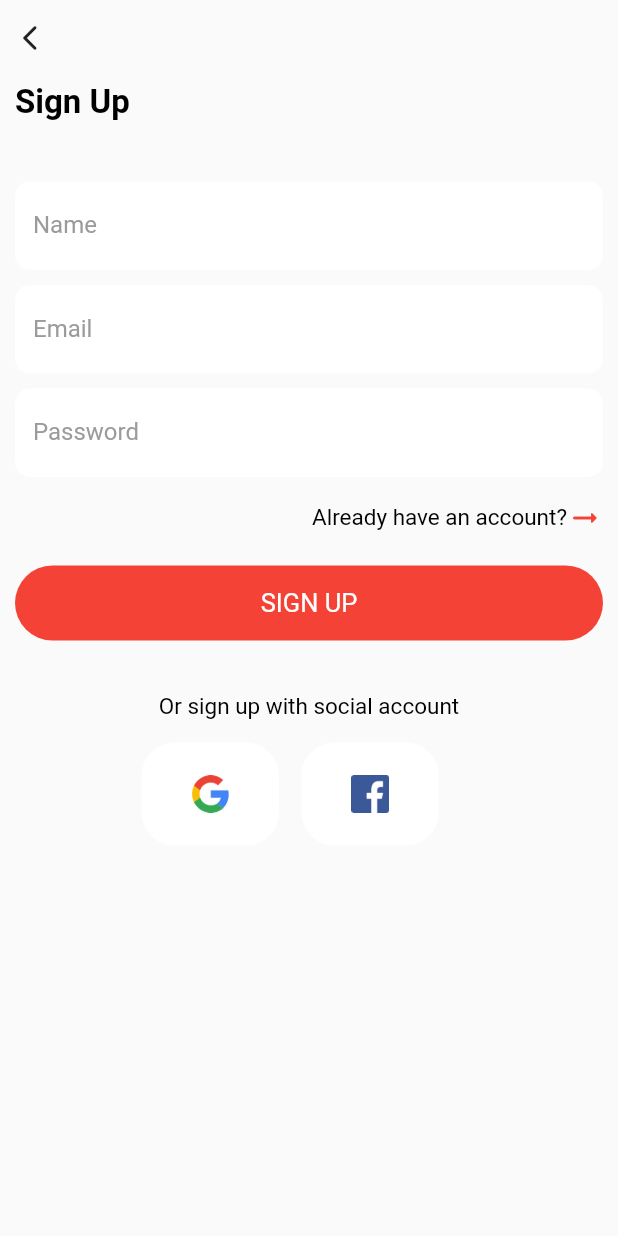
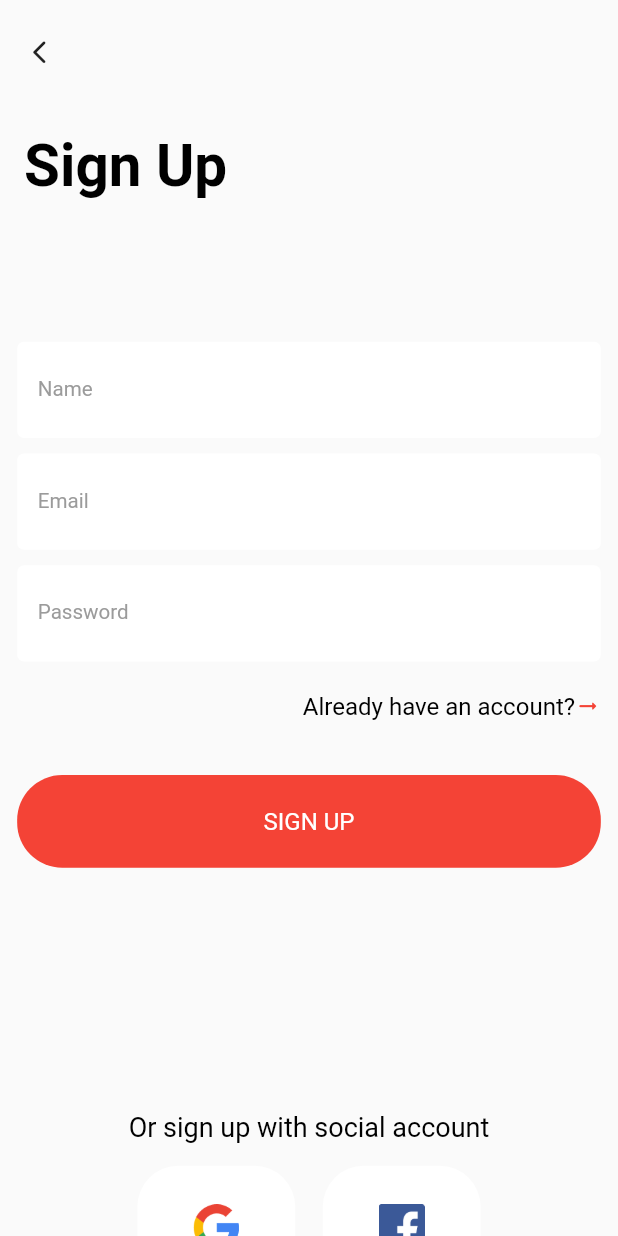
Before and after one commit to yasirbscs2020/e_commerce_app_fashion_sale, a Flutter app: the SignUpPage screen opened by its route, on a phone screen of 412 x 824 dp. Run offline on Flutter 3.47's test engine with Material 2 defaults, Android fonts, the phone set to English and light mode, and no system bars; our stand-ins replace flutter_screenutil.

Commit message:
sign up complete with utils package

```diff
--- a/lib/main.dart
+++ b/lib/main.dart
@@ -1,5 +1,6 @@
 import 'package:e_commerce_app_fashion_sale/core/route/routes.dart';
 import 'package:flutter/material.dart';
+import 'package:flutter_screenutil/flutter_screenutil.dart';
 
 void main() {
   runApp(const MyApp());
@@ -9,6 +10,9 @@ class MyApp extends StatelessWidget {
   const MyApp({super.key});
   @override
   Widget build(BuildContext context) {
+    return ScreenUtilInit(
+      designSize: const Size(360, 640),
+      builder: (context, child) {
         return MaterialApp(
           routes: getAppRoutes(),
           debugShowCheckedModeBanner: false,
@@ -21,5 +25,7 @@ class MyApp extends StatelessWidget {
             return handleOnGenerateRoute(settings);
           },
         );
+      },
+    );
   }
 }
--- a/lib/ui/Home/home_screen.dart
+++ b/lib/ui/Home/home_screen.dart
@@ -18,7 +18,6 @@ class HomePage extends StatelessWidget {
           const Text("Home Page"),
           CmsPrimaryButton(
             text: "LOGIN",
-            widthDivisionValue: 1,
             color: ColorPathConstants.redColor,
             textStyle: CmsTextStyle.getCustomTextStyle(
               color: ColorPathConstants.whiteColor,
--- a/lib/ui/anonymous/forgot_password.dart
+++ b/lib/ui/anonymous/forgot_password.dart
@@ -44,7 +44,6 @@ class ForgotPasswordPage extends StatelessWidget {
                     cmsSizedBox(height: 50),
                     CmsPrimaryButton(
                       text: "SEND",
-                      widthDivisionValue: 1,
                       color: ColorPathConstants.redColor,
                       textStyle: CmsTextStyle.getCustomTextStyle(
                         color: ColorPathConstants.whiteColor,
--- a/lib/ui/anonymous/login/login_screen.dart
+++ b/lib/ui/anonymous/login/login_screen.dart
@@ -1,7 +1,6 @@
 import 'package:e_commerce_app_fashion_sale/constants/colors.dart';
 import 'package:e_commerce_app_fashion_sale/constants/consts_image_paths.dart';
 import 'package:e_commerce_app_fashion_sale/core/route/routes_names.dart';
-import 'package:e_commerce_app_fashion_sale/ui/anonymous/forgot_password.dart';
 import 'package:e_commerce_app_fashion_sale/ui/anonymous/widget/container_with_icon_widget.dart';
 import 'package:e_commerce_app_fashion_sale/widgets/common/buttons/back_button.dart';
 import 'package:e_commerce_app_fashion_sale/widgets/common/buttons/cms_primary_button.dart';
@@ -69,7 +68,6 @@ class LoginPage extends StatelessWidget {
                   cmsSizedBox(height: 20),
                   CmsPrimaryButton(
                     text: "LOGIN",
-                    widthDivisionValue: 1,
                     color: ColorPathConstants.redColor,
                     textStyle: CmsTextStyle.getCustomTextStyle(
                       color: ColorPathConstants.whiteColor,
@@ -82,7 +80,6 @@ class LoginPage extends StatelessWidget {
                   cmsSizedBox(height: 15),
                   CmsPrimaryButton(
                     text: "Sing Up",
-                    widthDivisionValue: 1,
                     color: ColorPathConstants.redColor,
                     textStyle: CmsTextStyle.getCustomTextStyle(
                       color: ColorPathConstants.whiteColor,
--- a/lib/ui/anonymous/sign_up/sign_up_screen.dart
+++ b/lib/ui/anonymous/sign_up/sign_up_screen.dart
@@ -9,6 +9,7 @@ import 'package:e_commerce_app_fashion_sale/widgets/common/text_styles/cms_text_
 import 'package:e_commerce_app_fashion_sale/widgets/common/textboxes/cms_primary_text_box.dart';
 import 'package:e_commerce_app_fashion_sale/widgets/widgets/sized_box.dart';
 import 'package:flutter/material.dart';
+import 'package:flutter_screenutil/flutter_screenutil.dart';
 
 class SignUpPage extends StatelessWidget {
   const SignUpPage({Key? key}) : super(key: key);
@@ -22,33 +23,32 @@ class SignUpPage extends StatelessWidget {
             mainAxisAlignment: MainAxisAlignment.start,
             crossAxisAlignment: CrossAxisAlignment.start,
             children: [
-              cmsSizedBox(height: 15),
+              cmsSizedBox(height: 20.h),
               const CmsBackButton(),
               Padding(
-                padding: const EdgeInsets.only(
-                    left: 10, top: 20, bottom: 30, right: 10),
+                padding: EdgeInsets.only(
+                    left: 14.w, top: 34.h, bottom: 73.h, right: 14.h),
                 child: Text(
                   "Sign Up",
                   style: CmsTextStyle.getCustomTextStyle(
-                      fontSize: 22, fontWeight: FontWeight.bold),
+                      fontSize: 34.sp, fontWeight: FontWeight.bold),
                 ),
               ),
-              cmsSizedBox(),
               Form(
                 child: Padding(
                   padding:
-                      const EdgeInsets.only(left: 10, right: 10, bottom: 20),
+                      EdgeInsets.only(left: 10.w, right: 10.w, bottom: 20.h),
                   child: Column(
                     children: [
                       const CmsTextBoxWidget(
                           hintText: "name", labelText: "Name"),
-                      cmsSizedBox(),
+                      cmsSizedBox(height: 8.h),
                       const CmsTextBoxWidget(
                           hintText: "email", labelText: "Email"),
-                      cmsSizedBox(),
+                      cmsSizedBox(height: 8.h),
                       const CmsTextBoxWidget(
                           hintText: "password", labelText: "Password"),
-                      cmsSizedBox(height: 15),
+                      cmsSizedBox(height: 16.h),
                       GestureDetector(
                         onTap: () {
                           Navigator.pushNamed(context, RoutesName.login,
@@ -59,42 +59,44 @@ class SignUpPage extends StatelessWidget {
                           children: [
                             Text(
                               "Already have an account?",
-                              style:
-                                  CmsTextStyle.getCustomTextStyle(fontSize: 15),
+                              style: CmsTextStyle.getCustomTextStyle(
+                                  fontSize: 14.sp),
                             ),
-                            const Icon(
+                            Icon(
                               Icons.arrow_right_alt_rounded,
                               color: ColorPathConstants.redColor,
+                              size: 15.r,
                             ),
                           ],
                         ),
                       ),
-                      cmsSizedBox(height: 20),
+                      cmsSizedBox(height: 28.h),
                       CmsPrimaryButton(
+                        height: 48.h,
+                        width: 343.w,
                         text: "SIGN UP",
-                        widthDivisionValue: 1,
                         color: ColorPathConstants.redColor,
                         textStyle: CmsTextStyle.getCustomTextStyle(
                           color: ColorPathConstants.whiteColor,
-                          fontSize: 17,
+                          fontSize: 14.sp,
                         ),
                         onButtonPressed: () {},
                       ),
-                      cmsSizedBox(height: 35),
+                      cmsSizedBox(height: 126.h),
                       Text(
                         "Or sign up with social account",
-                        style: CmsTextStyle.getCustomTextStyle(fontSize: 15),
+                        style: CmsTextStyle.getCustomTextStyle(fontSize: 14.h),
                       ),
-                      cmsSizedBox(height: 15),
+                      cmsSizedBox(height: 12.h),
                       Row(
                         mainAxisAlignment: MainAxisAlignment.center,
                         children: [
                           const ContainerWithIcon(
                               imagePath: ImagePathConstants.googleIconPath),
-                          cmsSizedBox(width: 15),
+                          cmsSizedBox(width: 16.w),
                           const ContainerWithIcon(
                               imagePath: ImagePathConstants.faceBookIconPath),
-                          cmsSizedBox(width: 25),
+                          cmsSizedBox(height: 40.h),
                         ],
                       )
                     ],
--- a/lib/ui/anonymous/widget/container_with_icon_widget.dart
+++ b/lib/ui/anonymous/widget/container_with_icon_widget.dart
@@ -1,6 +1,6 @@
 import 'package:e_commerce_app_fashion_sale/constants/colors.dart';
-import 'package:e_commerce_app_fashion_sale/widgets/common/csm_base_widget.dart';
 import 'package:flutter/material.dart';
+import 'package:flutter_screenutil/flutter_screenutil.dart';
 
 class ContainerWithIcon extends StatelessWidget {
   const ContainerWithIcon({required this.imagePath, super.key});
@@ -8,19 +8,15 @@ class ContainerWithIcon extends StatelessWidget {
 
   @override
   Widget build(BuildContext context) {
-    return CmsBaseWidget(
-      builder: (context, sizingInformation) {
-        return Container(
-          height: sizingInformation.screenSize.width / 6,
-          width: sizingInformation.screenSize.width / 4.5,
-          decoration: BoxDecoration(
-              color: ColorPathConstants.whiteColor,
-              borderRadius: BorderRadius.circular(22)),
-          child: Center(
-            child: Image.asset(imagePath, height: 25),
-          ),
-        );
-      },
+    return Container(
+      height: 64.h,
+      width: 92.w,
+      decoration: BoxDecoration(
+          color: ColorPathConstants.whiteColor,
+          borderRadius: BorderRadius.circular(24.r)),
+      child: Center(
+        child: Image.asset(imagePath, height: 24.h),
+      ),
     );
   }
 }
--- a/lib/ui/common/visual_search/visual_search_screen.dart
+++ b/lib/ui/common/visual_search/visual_search_screen.dart
@@ -65,7 +65,6 @@ class VisualSearchPage extends StatelessWidget {
                             cmsSizedBox(height: 20),
                             CmsPrimaryButton(
                               text: "TAKE A PHOTO",
-                              widthDivisionValue: 1,
                               color: ColorPathConstants.redColor,
                               textStyle: CmsTextStyle.getCustomTextStyle(
                                 color: ColorPathConstants.whiteColor,
--- a/lib/widgets/common/buttons/back_button.dart
+++ b/lib/widgets/common/buttons/back_button.dart
@@ -1,4 +1,5 @@
 import 'package:flutter/material.dart';
+import 'package:flutter_screenutil/flutter_screenutil.dart';
 
 class CmsBackButton extends StatelessWidget {
   const CmsBackButton({Key? key}) : super(key: key);
@@ -6,12 +7,12 @@ class CmsBackButton extends StatelessWidget {
   @override
   Widget build(BuildContext context) {
     return Padding(
-      padding: const EdgeInsets.only(left: 10, right: 10),
+      padding: EdgeInsets.only(left: 15.w, right: 10.w),
       child: InkWell(
         onTap: () {
           Navigator.pop(context);
         },
-        child: const Icon(Icons.arrow_back_ios_new_rounded, size: 20),
+        child: Icon(Icons.arrow_back_ios_new_rounded, size: 16.r),
       ),
     );
   }
--- a/lib/widgets/common/buttons/cms_primary_button.dart
+++ b/lib/widgets/common/buttons/cms_primary_button.dart
@@ -1,32 +1,28 @@
-import 'package:e_commerce_app_fashion_sale/widgets/common/csm_base_widget.dart';
 import 'package:flutter/material.dart';
 
 class CmsPrimaryButton extends StatelessWidget {
   const CmsPrimaryButton(
       {required this.text,
-      required this.widthDivisionValue,
+      this.width,
       this.color,
       required this.textStyle,
-      this.height = 50,
+      this.height,
       this.onButtonPressed,
       Key? key})
       : super(key: key);
   final String text;
-  final double widthDivisionValue;
+  final double? width;
   final Function()? onButtonPressed;
   final Color? color;
-  final double height;
+  final double? height;
 
   final TextStyle textStyle;
   @override
   Widget build(BuildContext context) {
-    return CmsBaseWidget(
-      builder: (context, sizingInformation) {
     return InkWell(
       onTap: onButtonPressed,
       child: SizedBox(
         height: height,
-            width: sizingInformation.screenSize.width / widthDivisionValue,
         child: Material(
           borderRadius: BorderRadius.circular(30),
           color: color,
@@ -43,7 +39,5 @@ class CmsPrimaryButton extends StatelessWidget {
         ),
       ),
     );
-      },
-    );
   }
 }
--- a/lib/widgets/common/textboxes/cms_primary_text_box.dart
+++ b/lib/widgets/common/textboxes/cms_primary_text_box.dart
@@ -1,6 +1,7 @@
 import 'package:e_commerce_app_fashion_sale/constants/colors.dart';
 import 'package:e_commerce_app_fashion_sale/widgets/common/csm_base_widget.dart';
 import 'package:flutter/material.dart';
+import 'package:flutter_screenutil/flutter_screenutil.dart';
 
 class CmsTextBoxWidget extends StatelessWidget {
   const CmsTextBoxWidget(
@@ -42,19 +43,21 @@ class CmsTextBoxWidget extends StatelessWidget {
       return Container(
         decoration: BoxDecoration(
           color: ColorPathConstants.whiteColor,
-          borderRadius: BorderRadius.circular(10),
+          borderRadius: BorderRadius.circular(4.r),
         ),
         child: Center(
           child: TextField(
             keyboardType: TextInputType.emailAddress,
             decoration: InputDecoration(
               labelText: labelText,
-              labelStyle: const TextStyle(color: ColorPathConstants.greyColor),
-              hintStyle: const TextStyle(
-                  fontSize: 16, color: ColorPathConstants.greyColor),
+              labelStyle: TextStyle(
+                  color: ColorPathConstants.greyColor, fontSize: 12.sp),
+              hintStyle: TextStyle(
+                  fontSize: 14.sp, color: ColorPathConstants.greyColor),
               hintText: hintText,
               border: InputBorder.none,
-              contentPadding: const EdgeInsets.all(12),
+              contentPadding:
+                  EdgeInsets.symmetric(vertical: 12.h, horizontal: 12.w),
             ),
           ),
         ),
```
Also changed, not shown: pubspec.yaml (+1 -47 lines), pubspec.lock. Lines whose indentation alone changed are shown as unchanged.
